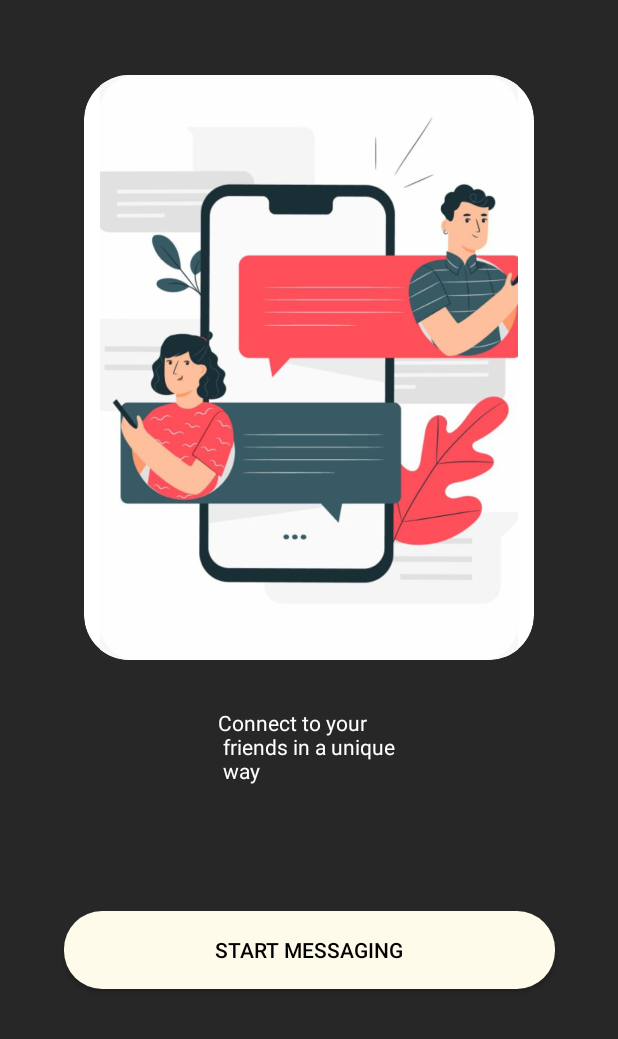
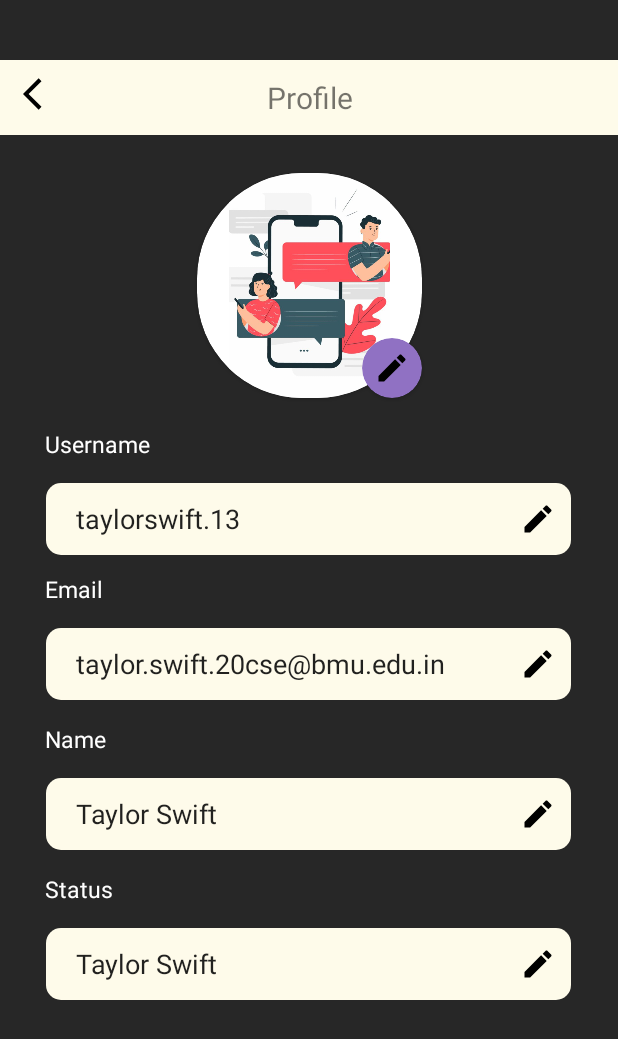
Before and after one commit to Praneethyakkala/Mobile-application, an Android app: the screen it shows after launch (MainActivity before the commit, profile_page after it), on a phone screen of 412 x 824 dp. Shown: the top 1039 px of the screen. Run offline under Robolectric (Android 15) with nearby library versions, the phone set to English and light mode, and no system bars.

Commit message:
Done profile page

```diff
--- /dev/null
+++ b/app/src/main/java/com/bmlmunjal/mad/profile_page.java
@@ -0,0 +1,14 @@
+package com.bmlmunjal.mad;
+
+import androidx.appcompat.app.AppCompatActivity;
+
+import android.os.Bundle;
+
+public class profile_page extends AppCompatActivity {
+
+    @Override
+    protected void onCreate(Bundle savedInstanceState) {
+        super.onCreate(savedInstanceState);
+        setContentView(R.layout.activity_profile_page);
+    }
+}
--- /dev/null
+++ b/app/src/main/res/drawable/ic_baseline_arrow_back_ios_24.xml
@@ -0,0 +1,5 @@
+<vector android:height="24dp" android:tint="#000000"
+    android:viewportHeight="24" android:viewportWidth="24"
+    android:width="24dp" xmlns:android="http://schemas.android.com/apk/res/android">
+    <path android:fillColor="@android:color/white" android:pathData="M11.67,3.87L9.9,2.1 0,12l9.9,9.9 1.77,-1.77L3.54,12z"/>
+</vector>
--- /dev/null
+++ b/app/src/main/res/drawable/ic_baseline_edit_24.xml
@@ -0,0 +1,5 @@
+<vector android:height="24dp" android:tint="#000000"
+    android:viewportHeight="24" android:viewportWidth="24"
+    android:width="24dp" xmlns:android="http://schemas.android.com/apk/res/android">
+    <path android:fillColor="@android:color/white" android:pathData="M3,17.25V21h3.75L17.81,9.94l-3.75,-3.75L3,17.25zM20.71,7.04c0.39,-0.39 0.39,-1.02 0,-1.41l-2.34,-2.34c-0.39,-0.39 -1.02,-0.39 -1.41,0l-1.83,1.83 3.75,3.75 1.83,-1.83z"/>
+</vector>
--- /dev/null
+++ b/app/src/main/res/drawable/rectangle_button.xml
@@ -0,0 +1,5 @@
+<?xml version="1.0" encoding="utf-8"?>
+<shape xmlns:android="http://schemas.android.com/apk/res/android">
+<solid android:color="@color/cream"></solid>
+    <corners android:radius="10dp"></corners>
+</shape>
--- /dev/null
+++ b/app/src/main/res/drawable/round.xml
@@ -0,0 +1,4 @@
+<?xml version="1.0" encoding="utf-8"?>
+<shape xmlns:android="http://schemas.android.com/apk/res/android">
+
+</shape>
--- a/app/src/main/res/layout/activity_main.xml
+++ b/app/src/main/res/layout/activity_main.xml
@@ -30,8 +30,10 @@
         android:layout_width="wrap_content"
         android:layout_height="wrap_content"
         android:layout_marginTop="472dp"
+        android:gravity="center"
         android:text="@string/startup_text"
         android:textColor="@color/white"
+        android:textSize="18sp"
         app:layout_constraintEnd_toEndOf="parent"
         app:layout_constraintStart_toStartOf="parent"
         app:layout_constraintTop_toTopOf="parent" />
@@ -39,15 +41,15 @@
     <Button
         android:layout_width="327dp"
         android:layout_height="52dp"
+        android:background="@drawable/round_button"
+        android:shadowRadius="24"
         android:text="@string/start_messaging"
-        android:background="@drawable/round_button"
         android:textColor="@color/black"
-        android:shadowRadius="24"
         app:layout_constraintBottom_toBottomOf="parent"
         app:layout_constraintEnd_toEndOf="parent"
         app:layout_constraintStart_toStartOf="parent"
         app:layout_constraintTop_toTopOf="parent"
-        app:layout_constraintVertical_bias="0.787" />
+        app:layout_constraintVertical_bias="0.848" />
 
 
 </androidx.constraintlayout.widget.ConstraintLayout>
--- /dev/null
+++ b/app/src/main/res/layout/activity_profile_page.xml
@@ -0,0 +1,199 @@
+<?xml version="1.0" encoding="utf-8"?>
+<androidx.constraintlayout.widget.ConstraintLayout xmlns:android="http://schemas.android.com/apk/res/android"
+    xmlns:app="http://schemas.android.com/apk/res-auto"
+    xmlns:tools="http://schemas.android.com/tools"
+    android:layout_width="match_parent"
+    android:layout_height="match_parent"
+    android:background="@color/dark"
+    tools:context=".profile_page">
+
+
+    <TextView
+        android:id="@+id/textView"
+        android:layout_width="match_parent"
+        android:layout_height="50dp"
+        android:layout_marginTop="40dp"
+        android:background="@color/cream"
+        android:gravity="center"
+        android:text="@string/profile"
+        android:textSize="20sp"
+        app:layout_constraintEnd_toEndOf="parent"
+        app:layout_constraintStart_toStartOf="parent"
+        app:layout_constraintTop_toTopOf="parent" />
+
+    <ImageView
+        android:id="@+id/backButtonProfilePage"
+        android:layout_width="25dp"
+        android:layout_height="25dp"
+        android:layout_marginTop="50dp"
+        android:src="@drawable/ic_baseline_arrow_back_ios_24"
+        app:layout_constraintEnd_toEndOf="@+id/textView"
+        app:layout_constraintHorizontal_bias="0.04"
+        app:layout_constraintStart_toStartOf="parent"
+        app:layout_constraintTop_toTopOf="parent" />
+
+    <EditText
+        android:id="@+id/editTextPhoneNumber"
+        android:layout_width="350dp"
+        android:layout_height="wrap_content"
+        android:layout_marginStart="8dp"
+        android:layout_marginTop="15dp"
+        android:autofillHints=""
+        android:background="@drawable/rectangle_button"
+        android:drawableEnd="@drawable/ic_baseline_edit_24"
+        android:ems="10"
+        android:inputType="phone"
+        android:minHeight="48dp"
+        android:paddingStart="20dp"
+        android:paddingTop="10dp"
+        android:paddingEnd="10dp"
+        android:paddingBottom="10dp"
+        android:text="@string/email"
+        app:layout_constraintEnd_toEndOf="@+id/editTextFName"
+        app:layout_constraintHorizontal_bias="1.0"
+        app:layout_constraintStart_toStartOf="@+id/editTextFName"
+        app:layout_constraintTop_toBottomOf="@+id/textView3" />
+
+    <EditText
+        android:id="@+id/editTextLName"
+        android:layout_width="350dp"
+        android:layout_height="wrap_content"
+        android:layout_marginTop="15dp"
+        android:background="@drawable/rectangle_button"
+        android:drawableEnd="@drawable/ic_baseline_edit_24"
+        android:ems="10"
+        android:inputType="textPersonName"
+        android:minHeight="48dp"
+        android:paddingStart="20dp"
+        android:paddingTop="10dp"
+        android:paddingEnd="10dp"
+        android:paddingBottom="10dp"
+        android:text="@string/name"
+        app:layout_constraintStart_toStartOf="@+id/editTextFName"
+        app:layout_constraintTop_toBottomOf="@+id/textView4" />
+
+    <TextView
+        android:id="@+id/textView2"
+        android:layout_width="wrap_content"
+        android:layout_height="wrap_content"
+        android:layout_marginStart="30dp"
+        android:layout_marginTop="20dp"
+        android:text="@string/Username"
+        android:textColor="@color/white"
+        android:textSize="15sp"
+        app:layout_constraintStart_toStartOf="parent"
+        app:layout_constraintTop_toBottomOf="@+id/profilePhoto" />
+
+
+    <TextView
+        android:id="@+id/textView3"
+        android:layout_width="wrap_content"
+        android:layout_height="wrap_content"
+        android:layout_marginStart="30dp"
+        android:layout_marginTop="12dp"
+        android:text="@string/Email"
+        android:textColor="@color/white"
+        android:textSize="15sp"
+        app:layout_constraintStart_toStartOf="parent"
+        app:layout_constraintTop_toBottomOf="@+id/editTextFName" />
+
+    <TextView
+        android:id="@+id/textView4"
+        android:layout_width="wrap_content"
+        android:layout_height="wrap_content"
+        android:layout_marginStart="30dp"
+        android:layout_marginTop="15dp"
+        android:text="@string/Name"
+        android:textColor="@color/white"
+        android:textSize="15sp"
+        app:layout_constraintStart_toStartOf="parent"
+        app:layout_constraintTop_toBottomOf="@+id/editTextPhoneNumber" />
+
+    <TextView
+        android:id="@+id/textView5"
+        android:layout_width="wrap_content"
+        android:layout_height="wrap_content"
+        android:layout_marginStart="30dp"
+        android:layout_marginTop="15dp"
+        android:text="@string/Status"
+        android:textColor="@color/white"
+        android:textSize="15sp"
+        app:layout_constraintStart_toStartOf="parent"
+        app:layout_constraintTop_toBottomOf="@+id/editTextLName" />
+
+
+    <EditText
+        android:id="@+id/editTextFName"
+        android:layout_width="350dp"
+        android:layout_height="wrap_content"
+        android:layout_marginTop="15dp"
+        android:background="@drawable/rectangle_button"
+        android:drawableEnd="@drawable/ic_baseline_edit_24"
+        android:ems="10"
+        android:inputType="textPersonName"
+        android:minHeight="48dp"
+        android:paddingStart="20dp"
+        android:paddingTop="10dp"
+        android:paddingEnd="10dp"
+        android:paddingBottom="10dp"
+        android:text="@string/username"
+        app:layout_constraintEnd_toEndOf="parent"
+        app:layout_constraintHorizontal_bias="0.491"
+        app:layout_constraintStart_toStartOf="parent"
+        app:layout_constraintTop_toBottomOf="@+id/textView2" />
+
+    <EditText
+        android:id="@+id/status"
+        android:layout_width="350dp"
+        android:layout_height="wrap_content"
+        android:layout_marginTop="15dp"
+        android:background="@drawable/rectangle_button"
+        android:drawableEnd="@drawable/ic_baseline_edit_24"
+        android:ems="10"
+        android:inputType="textPersonName"
+        android:minHeight="48dp"
+        android:paddingStart="20dp"
+        android:paddingTop="10dp"
+        android:paddingEnd="10dp"
+        android:paddingBottom="10dp"
+        android:text="@string/name"
+        app:layout_constraintEnd_toEndOf="@+id/editTextFName"
+        app:layout_constraintHorizontal_bias="0.0"
+        app:layout_constraintStart_toStartOf="@+id/editTextFName"
+        app:layout_constraintTop_toBottomOf="@+id/textView5" />
+
+    <androidx.cardview.widget.CardView
+        android:id="@+id/profilePhoto"
+        android:layout_width="wrap_content"
+        android:layout_height="wrap_content"
+        android:layout_marginTop="40dp"
+        app:cardCornerRadius="70dp"
+        app:layout_constraintEnd_toEndOf="parent"
+        app:layout_constraintStart_toStartOf="parent"
+        app:layout_constraintTop_toBottomOf="@+id/backButtonProfilePage">
+
+        <ImageView
+            android:layout_width="150dp"
+            android:layout_height="150dp"
+            android:src="@drawable/startup"
+            />
+
+    </androidx.cardview.widget.CardView>
+
+    <androidx.cardview.widget.CardView
+        android:layout_width="40dp"
+        android:layout_height="40dp"
+        app:cardBackgroundColor="@color/violet"
+        app:cardCornerRadius="50dp"
+        app:layout_constraintBottom_toBottomOf="@+id/profilePhoto"
+        app:layout_constraintEnd_toEndOf="@+id/profilePhoto">
+
+        <ImageView
+            android:id="@+id/edit_icon"
+            android:layout_width="wrap_content"
+            android:layout_height="wrap_content"
+            android:layout_marginStart="8dp"
+            android:layout_marginTop="8dp"
+            android:src="@drawable/ic_baseline_edit_24"/>
+    </androidx.cardview.widget.CardView>
+</androidx.constraintlayout.widget.ConstraintLayout>
--- a/app/src/main/res/values-night/themes.xml
+++ b/app/src/main/res/values-night/themes.xml
@@ -3,7 +3,7 @@
     <style name="Theme.MAD" parent="Theme.AppCompat.Light.NoActionBar">
         <!-- Primary brand color. -->
         <item name="colorPrimary">@color/purple_200</item>
-        <item name="colorPrimaryVariant">@color/purple_700</item>
+        <item name="colorPrimaryVariant">@color/black</item>
         <item name="colorOnPrimary">@color/black</item>
         <!-- Secondary brand color. -->
         <item name="colorSecondary">@color/teal_200</item>
--- a/app/src/main/res/values/colors.xml
+++ b/app/src/main/res/values/colors.xml
@@ -9,4 +9,5 @@
     <color name="white">#FFFFFFFF</color>
     <color name="dark">#272727</color>
     <color name="cream">#FEFBEA</color>
+    <color name="violet">#9071C3</color>
 </resources>
--- a/app/src/main/res/values/strings.xml
+++ b/app/src/main/res/values/strings.xml
@@ -2,4 +2,12 @@
     <string name="app_name">MAD</string>
     <string name="startup_text">Connect to your \n friends in a unique \n way</string>
     <string name="start_messaging">Start messaging</string>
+    <string name="username">taylorswift.13</string>
+    <string name="name">Taylor Swift</string>
+    <string name="email">taylor.swift.20cse@bmu.edu.in</string>
+    <string name="profile">Profile</string>
+    <string name="Username">Username</string>
+    <string name="Email">Email</string>
+    <string name="Name">Name</string>
+    <string name="Status">Status</string>
 </resources>
--- a/app/src/main/res/values/themes.xml
+++ b/app/src/main/res/values/themes.xml
@@ -3,7 +3,7 @@
     <style name="Theme.MAD" parent="Theme.AppCompat.Light.NoActionBar">
         <!-- Primary brand color. -->
         <item name="colorPrimary">@color/purple_500</item>
-        <item name="colorPrimaryVariant">@color/purple_700</item>
+        <item name="colorPrimaryVariant">@color/black</item>
         <item name="colorOnPrimary">@color/white</item>
         <!-- Secondary brand color. -->
         <item name="colorSecondary">@color/teal_200</item>
```
Also changed, not shown: app/src/main/AndroidManifest.xml (+6 -1 lines).
